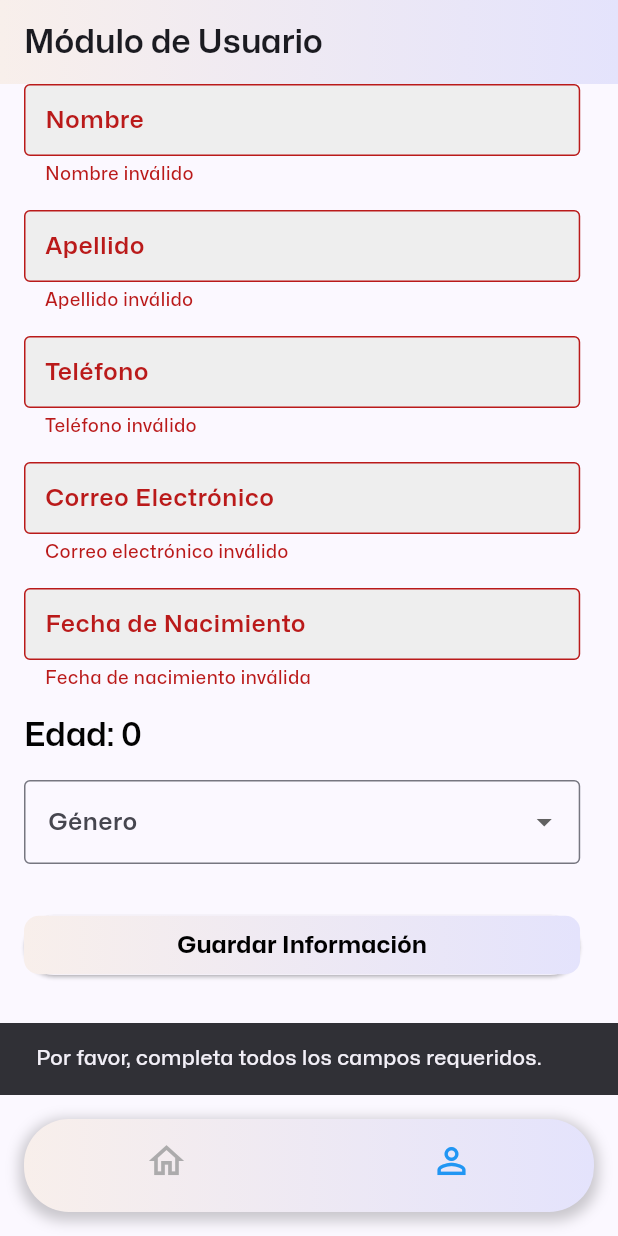
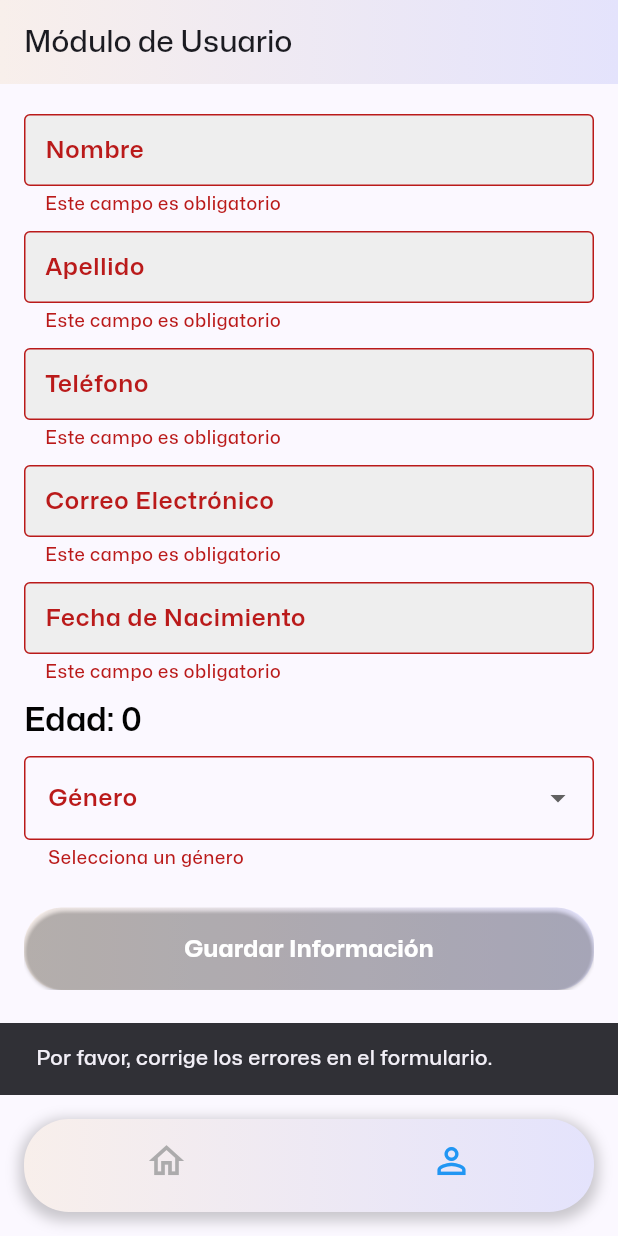
Before and after one commit to SergioCamiloCastillo/open_library_books_flutter, a Flutter app: the UserScreen screen opened by its route, after a tap on "Guardar Información", on a phone screen of 412 x 824 dp. Run offline on Flutter 3.47's test engine with Material 3 defaults, Android fonts, the phone set to English and light mode, and no system bars; our stand-ins replace dio, flutter_dotenv, flutter_riverpod, formz, go_router, loading_indicator and 1 more; accounts and stored records are empty; network calls fail.

Commit message:
terminando fomrulario

```diff
--- a/lib/main.dart
+++ b/lib/main.dart
@@ -4,9 +4,11 @@
 import 'package:bookstore_flutter/config/theme/app_theme.dart';
 import 'package:flutter_dotenv/flutter_dotenv.dart';
 import 'package:flutter_riverpod/flutter_riverpod.dart';
+import 'package:shared_preferences/shared_preferences.dart';
 
 Future<void> main() async {
   await dotenv.load(fileName: ".env");
+  await SharedPreferences.getInstance();
   runApp(const ProviderScope(child: MainApp()));
 }
 
--- a/lib/presentation/providers/forms/user_form_provider.dart
+++ b/lib/presentation/providers/forms/user_form_provider.dart
@@ -1,10 +1,11 @@
 import 'package:bookstore_flutter/presentation/widgets/shared/infrastructure/inputs/inputs.dart';
 import 'package:flutter_riverpod/flutter_riverpod.dart';
+import 'package:shared_preferences/shared_preferences.dart';
 import 'package:formz/formz.dart';
 
 final userFormProvider =
     StateNotifierProvider<UserFormNotifier, UserFormState>((ref) {
-  return UserFormNotifier();
+  return UserFormNotifier()..loadUserData();
 });
 
 class UserFormNotifier extends StateNotifier<UserFormState> {
@@ -42,15 +43,45 @@
     state = state.copyWith(gender: value);
   }
 
+  Future<void> saveUserData() async {
+    state = state.copyWith(isSaving: true);
+    final prefs = await SharedPreferences.getInstance();
+    await prefs.setString('name', state.name.value);
+    await prefs.setString('lastName', state.lastName.value);
+    await prefs.setString('phone', state.phone.value);
+    await prefs.setString('email', state.email.value);
+    await prefs.setString(
+        'birthDate', state.birthDate.value?.toIso8601String() ?? '');
+    await prefs.setInt('age', state.age);
+    await prefs.setString('gender', state.gender ?? '');
+    state = state.copyWith(isSaving: false);
+  }
+
+  Future<void> loadUserData() async {
+    final prefs = await SharedPreferences.getInstance();
+    final name = prefs.getString('name') ?? '';
+    final lastName = prefs.getString('lastName') ?? '';
+    final phone = prefs.getString('phone') ?? '';
+    final email = prefs.getString('email') ?? '';
+    final birthDateString = prefs.getString('birthDate') ?? '';
+    final birthDate =
+        birthDateString.isNotEmpty ? DateTime.parse(birthDateString) : null;
+    final age = prefs.getInt('age') ?? 0;
+    final gender = prefs.getString('gender');
+
+    state = state.copyWith(
+      name: Name.dirty(name),
+      lastName: LastName.dirty(lastName),
+      phone: Phone.dirty(phone),
+      email: Email.dirty(email),
+      birthDate: BirthDate.dirty(birthDate),
+      age: age,
+      gender: gender,
+    );
+  }
+
   void updateIsSubmitted(bool isSubmitted) {
     state = state.copyWith(isSubmitted: isSubmitted);
-  }
-
-  Future<void> saveUserData() async {
-    state = state.copyWith(isSaving: true);
-    await Future.delayed(const Duration(seconds: 2));
-    state = state.copyWith(isSaving: false);
-    // Aquí puedes añadir la lógica para persistir los datos
   }
 }
 
@@ -63,7 +94,7 @@
   final int age;
   final String? gender;
   final bool isSaving;
-  final bool isSubmitted; // Nueva propiedad para verificar si el formulario fue enviado
+  final bool isSubmitted;
 
   bool get isValid =>
       name.isValid &&
@@ -81,7 +112,7 @@
     this.age = 0,
     this.gender,
     this.isSaving = false,
-    this.isSubmitted = false, // Inicializa la propiedad
+    this.isSubmitted = false,
   });
 
   UserFormState copyWith({
@@ -93,7 +124,7 @@
     int? age,
     String? gender,
     bool? isSaving,
-    bool? isSubmitted, // Añade la propiedad en copyWith
+    bool? isSubmitted,
   }) {
     return UserFormState(
       name: name ?? this.name,
@@ -104,7 +135,7 @@
       age: age ?? this.age,
       gender: gender ?? this.gender,
       isSaving: isSaving ?? this.isSaving,
-      isSubmitted: isSubmitted ?? this.isSubmitted, // Actualiza la propiedad
+      isSubmitted: isSubmitted ?? this.isSubmitted,
     );
   }
 }
--- a/lib/presentation/screens/tabs_views/users_views/user_screen.dart
+++ b/lib/presentation/screens/tabs_views/users_views/user_screen.dart
@@ -2,28 +2,69 @@
 import 'package:flutter/material.dart';
 import 'package:flutter_riverpod/flutter_riverpod.dart';
 
-class UserScreen extends ConsumerWidget {
+class UserScreen extends ConsumerStatefulWidget {
   const UserScreen({super.key});
 
   @override
-  Widget build(BuildContext context, WidgetRef ref) {
+  _UserScreenState createState() => _UserScreenState();
+}
+
+class _UserScreenState extends ConsumerState<UserScreen> {
+  final _formKey = GlobalKey<FormState>();
+
+  late final TextEditingController _nameController;
+  late final TextEditingController _lastNameController;
+  late final TextEditingController _phoneController;
+  late final TextEditingController _emailController;
+  late final TextEditingController _birthDateController;
+
+  @override
+  void initState() {
+    super.initState();
+    _nameController = TextEditingController();
+    _lastNameController = TextEditingController();
+    _phoneController = TextEditingController();
+    _emailController = TextEditingController();
+    _birthDateController = TextEditingController();
+
+    WidgetsBinding.instance.addPostFrameCallback((_) async {
+      final userFormNotifier = ref.read(userFormProvider.notifier);
+      await userFormNotifier.loadUserData();
+      final formState = ref.read(userFormProvider);
+      if (mounted) {
+        setState(() {
+          _nameController.text = formState.name.value;
+          _lastNameController.text = formState.lastName.value;
+          _phoneController.text = formState.phone.value;
+          _emailController.text = formState.email.value;
+          _birthDateController.text = formState.birthDate.value != null
+              ? formState.birthDate.value!.toLocal().toString().split(' ')[0]
+              : '';
+        });
+      }
+    });
+  }
+
+  @override
+  void dispose() {
+    _nameController.dispose();
+    _lastNameController.dispose();
+    _phoneController.dispose();
+    _emailController.dispose();
+    _birthDateController.dispose();
+    super.dispose();
+  }
+
+  @override
+  Widget build(BuildContext context) {
     final formState = ref.watch(userFormProvider);
     final formNotifier = ref.read(userFormProvider.notifier);
-
-    final birthDateController = TextEditingController(
-      text: formState.birthDate.value != null
-          ? formState.birthDate.value!.toLocal().toString().split(' ')[0]
-          : '',
-    );
-
     final size = MediaQuery.of(context).size;
-    final formKey = GlobalKey<FormState>();
 
     return Scaffold(
       appBar: PreferredSize(
-        preferredSize: const Size.fromHeight(kToolbarHeight),
-        child: AppBar(
-          flexibleSpace: Container(
+        preferredSize: const Size.fromHeight(56.0), // Ajusta la altura del AppBar
+        child: Container(
           decoration: const BoxDecoration(
             gradient: LinearGradient(
               begin: Alignment.centerLeft,
@@ -31,77 +72,54 @@
               colors: [Color(0xFFF8EFEB), Color(0xFFE4E3FC)],
             ),
           ),
+          child: AppBar(
+            title: const Text('Módulo de Usuario',
+                style: TextStyle(fontSize: 20, fontWeight: FontWeight.w500)),
+            backgroundColor: Colors.transparent, // Hacer el color de fondo transparente
+            elevation: 0, // Quitar la sombra del AppBar
+            toolbarHeight: 56.0, // Ajusta la altura del AppBar si es necesario
           ),
-          title: const Text('Módulo de Usuario'),
         ),
       ),
       body: Padding(
         padding: const EdgeInsets.symmetric(horizontal: 16.0),
         child: SingleChildScrollView(
           child: Form(
-            key: formKey,
+            key: _formKey,
+            autovalidateMode: AutovalidateMode.disabled, // Cambia la validación automática
             child: Column(
-              mainAxisAlignment: MainAxisAlignment.start,
               crossAxisAlignment: CrossAxisAlignment.start,
               children: [
-                SizedBox(
-                  width: size.width * 0.9,
-                  child: _buildTextFormField(
-                    context,
+                const SizedBox(height: 20.0),
+                _buildTextFormField(
                   label: 'Nombre',
-                    initialValue: formState.name.value,
-                    errorText: formState.isSubmitted && !formState.name.isValid
-                        ? 'Nombre inválido'
-                        : null,
-                    onChanged: (value) => formNotifier.updateName(value),
-                    isSubmitted: formState.isSubmitted,
+                  controller: _nameController,
+                  errorText: formState.name.isNotValid ? 'Nombre inválido' : null,
+                  onChanged: formNotifier.updateName,
                 ),
+                const SizedBox(height: 10.0),
+                _buildTextFormField(
+                  label: 'Apellido',
+                  controller: _lastNameController,
+                  errorText: formState.lastName.isNotValid ? 'Apellido inválido' : null,
+                  onChanged: formNotifier.updateLastName,
                 ),
-                const SizedBox(height: 16.0),
-                SizedBox(
-                  width: size.width * 0.9,
-                  child: _buildTextFormField(
-                    context,
-                    label: 'Apellido',
-                    initialValue: formState.lastName.value,
-                    errorText:
-                        formState.isSubmitted && !formState.lastName.isValid
-                            ? 'Apellido inválido'
-                            : null,
-                    onChanged: (value) => formNotifier.updateLastName(value),
-                    isSubmitted: formState.isSubmitted,
+                const SizedBox(height: 10.0),
+                _buildTextFormField(
+                  label: 'Teléfono',
+                  controller: _phoneController,
+                  keyboardType: TextInputType.number,
+                  errorText: formState.phone.isNotValid ? 'Teléfono inválido' : null,
+                  onChanged: formNotifier.updatePhone,
                 ),
+                const SizedBox(height: 10.0),
+                _buildTextFormField(
+                  label: 'Correo Electrónico',
+                  controller: _emailController,
+                  errorText: formState.email.isNotValid ? 'Correo electrónico inválido' : null,
+                  onChanged: formNotifier.updateEmail,
                 ),
-                const SizedBox(height: 16.0),
-                SizedBox(
-                  width: size.width * 0.9,
-                  child: _buildTextFormField(
-                    context,
-                    label: 'Teléfono',
-                    initialValue: formState.phone.value,
-                    keyboardType: TextInputType.number,
-                    errorText: formState.isSubmitted && !formState.phone.isValid
-                        ? 'Teléfono inválido'
-                        : null,
-                    onChanged: (value) => formNotifier.updatePhone(value),
-                    isSubmitted: formState.isSubmitted,
-                  ),
-                ),
-                const SizedBox(height: 16.0),
-                SizedBox(
-                  width: size.width * 0.9,
-                  child: _buildTextFormField(
-                    context,
-                    label: 'Correo Electrónico',
-                    initialValue: formState.email.value,
-                    errorText: formState.isSubmitted && !formState.email.isValid
-                        ? 'Correo electrónico inválido'
-                        : null,
-                    onChanged: (value) => formNotifier.updateEmail(value),
-                    isSubmitted: formState.isSubmitted,
-                  ),
-                ),
-                const SizedBox(height: 16.0),
+                const SizedBox(height: 10.0),
                 GestureDetector(
                   onTap: () async {
                     DateTime? selectedDate = await showDatePicker(
@@ -111,101 +129,88 @@
                       lastDate: DateTime.now(),
                     );
                     formNotifier.updateBirthDate(selectedDate);
-                    birthDateController.text = selectedDate != null
+                    _birthDateController.text = selectedDate != null
                         ? selectedDate.toLocal().toString().split(' ')[0]
                         : '';
                   },
                   child: AbsorbPointer(
-                    child: SizedBox(
-                      width: size.width * 0.9,
                     child: _buildTextFormField(
-                        context,
                       label: 'Fecha de Nacimiento',
-                        controller: birthDateController,
-                        errorText: formState.isSubmitted &&
-                                !formState.birthDate.isValid
-                            ? 'Fecha de nacimiento inválida'
-                            : null,
+                      controller: _birthDateController,
+                      errorText: formState.birthDate.isNotValid ? 'Fecha de nacimiento inválida' : null,
                       onChanged: (_) {},
-                        isSubmitted: formState.isSubmitted,
                     ),
                   ),
                 ),
-                ),
-                const SizedBox(height: 16.0),
+                const SizedBox(height: 10.0),
                 Text(
                   'Edad: ${formState.age}',
                   style: Theme.of(context).textTheme.titleLarge,
                 ),
-                const SizedBox(height: 16.0),
-                SizedBox(
-                  width: size.width * 0.9,
-                  child: DropdownButtonFormField<String>(
-                    value: formState.gender,
-                    decoration: const InputDecoration(
-                      labelText: 'Género',
-                      border: OutlineInputBorder(),
+                const SizedBox(height: 10.0),
+                _buildGenderDropdown(formState, formNotifier),
+                const SizedBox(height: 25.0),
+                Container(
+                  width: size.width * 1,
+                  decoration: BoxDecoration(
+                    gradient: const LinearGradient(
+                      begin: Alignment.centerLeft,
+                      end: Alignment.centerRight,
+                      colors: [Color(0xFFF8EFEB), Color(0xFFE4E3FC)],
                     ),
-                    items: ['Masculino', 'Femenino', 'Otro']
-                        .map((gender) => DropdownMenuItem(
-                              value: gender,
-                              child: Text(gender),
-                            ))
-                        .toList(),
-                    onChanged: (value) => formNotifier.updateGender(value),
+                    borderRadius: BorderRadius.circular(25.0),
                   ),
-                ),
-                const SizedBox(height: 30.0),
-                SizedBox(
-                  width: size.width * 0.9,
+                  child: ClipRRect(
+                    borderRadius: BorderRadius.circular(8.0),
                     child: ElevatedButton(
                       onPressed: () async {
+                        formNotifier.updateName(_nameController.text);
+                        formNotifier.updateLastName(_lastNameController.text);
+                        formNotifier.updatePhone(_phoneController.text);
+                        formNotifier.updateEmail(_emailController.text);
+                        formNotifier.updateBirthDate(DateTime.tryParse(_birthDateController.text));
+
                         formNotifier.updateIsSubmitted(true);
 
-                      if (formKey.currentState?.validate() ?? false) {
-                        if (formState.isValid) {
+                        // Valida el formulario solo al hacer clic en el botón
+                        if (_formKey.currentState?.validate() ?? false) {
+                          try {
                             await formNotifier.saveUserData();
-                        } else {
+                            await formNotifier.loadUserData();
                             ScaffoldMessenger.of(context).showSnackBar(
                               const SnackBar(
-                              content: Text(
-                                  'Por favor, corrige los errores en el formulario.'),
+                                content: Text('Datos guardados exitosamente.'),
+                              ),
+                            );
+                          } catch (e) {
+                            print('Error al guardar los datos: $e');
+                            ScaffoldMessenger.of(context).showSnackBar(
+                              SnackBar(
+                                content: Text('Error al guardar los datos: $e'),
                               ),
                             );
                           }
                         } else {
                           ScaffoldMessenger.of(context).showSnackBar(
                             const SnackBar(
-                            content: Text(
-                                'Por favor, completa todos los campos requeridos.'),
+                              content: Text('Por favor, corrige los errores en el formulario.'),
                             ),
                           );
                         }
                       },
                       style: ElevatedButton.styleFrom(
-                      padding: EdgeInsets.zero,
+                        backgroundColor: Colors.transparent, // El color de fondo no se muestra porque se usa el gradiente
+                        padding: const EdgeInsets.symmetric(vertical: 16.0),
+                        textStyle: Theme.of(context).textTheme.labelLarge?.copyWith(
+                              color: Colors.white,
+                              fontSize: 16,
                             ),
-                    child: Ink(
-                      decoration: const BoxDecoration(
-                        gradient: LinearGradient(
-                          colors: [Color(0xFFF8EFEB), Color(0xFFE4E3FC)],
-                          begin: Alignment.centerLeft,
-                          end: Alignment.centerRight,
                       ),
-                        borderRadius: BorderRadius.all(Radius.circular(10.0)),
-                      ),
-                      child: Container(
-                        padding: const EdgeInsets.symmetric(vertical: 8.0),
-                        alignment: Alignment.center,
                       child: formState.isSaving
                           ? const CircularProgressIndicator()
                           : const Text(
                               'Guardar Información',
-                                style: TextStyle(
-                                  color: Colors.black,
-                                  fontSize: 16,
-                                ),
-                              ),
+                              style: TextStyle(color: Colors.white),
                             ),
                     ),
                   ),
@@ -218,24 +223,20 @@
     );
   }
 
-  Widget _buildTextFormField(
-    BuildContext context, {
+  Widget _buildTextFormField({
     required String label,
-    String? initialValue,
+    required TextEditingController controller,
     String? errorText,
-    TextEditingController? controller,
     TextInputType? keyboardType,
     required void Function(String) onChanged,
-    required bool isSubmitted,
   }) {
     return TextFormField(
       controller: controller,
-      initialValue: initialValue,
       keyboardType: keyboardType,
       decoration: InputDecoration(
         labelText: label,
         border: const OutlineInputBorder(),
-        errorText: isSubmitted && errorText != null ? errorText : null,
+        errorText: errorText,
         filled: true,
         fillColor: Colors.grey[200],
         contentPadding: const EdgeInsets.symmetric(horizontal: 10.0),
@@ -249,4 +250,32 @@
       },
     );
   }
+
+  Widget _buildGenderDropdown(
+    UserFormState formState,
+    UserFormNotifier formNotifier,
+  ) {
+    return DropdownButtonFormField<String>(
+      value: formState.gender,
+      decoration: const InputDecoration(
+        labelText: 'Género',
+        border: OutlineInputBorder(),
+      ),
+      items: ['Masculino', 'Femenino', 'Otro']
+          .map((gender) => DropdownMenuItem(
+                value: gender,
+                child: Text(gender),
+              ))
+          .toList(),
+      onChanged: (value) {
+        formNotifier.updateGender(value ?? '');
+      },
+      validator: (value) {
+        if (value == null || value.isEmpty) {
+          return 'Selecciona un género';
         }
+        return null;
+      },
+    );
+  }
+}
--- a/pubspec.yaml
+++ b/pubspec.yaml
@@ -15,6 +15,7 @@
   formz: ^0.7.0
   go_router: ^14.2.1
   loading_indicator: ^3.1.1
+  shared_preferences: ^2.2.3
 
 dev_dependencies:
   flutter_test:
```
Also changed, not shown: pubspec.lock, 7 other files. Lines whose indentation alone changed are shown as unchanged.
